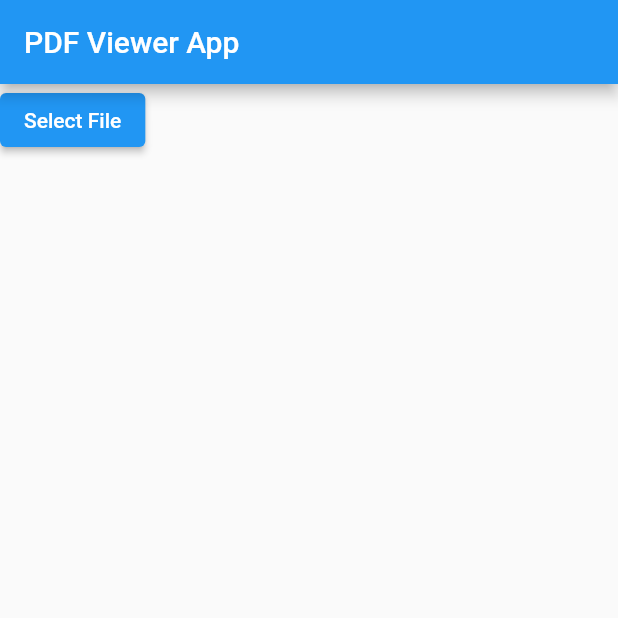
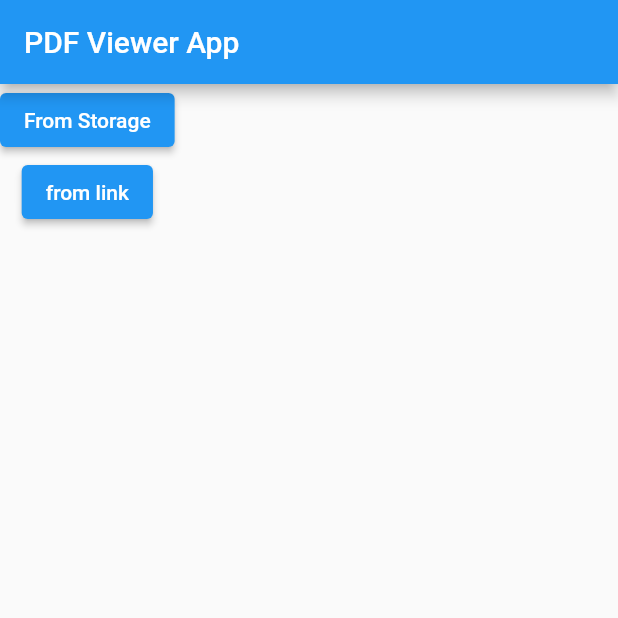
Before and after one commit to KaranDuggal/PDF-Viewer, a Flutter app: the screen it shows after launch, on a phone screen of 412 x 824 dp, the top half of it. Run offline on Flutter 3.47's test engine with Material 2 defaults, Android fonts, the phone set to English and light mode, and no system bars; our stand-ins replace file_picker, flutter_spinkit; missing offline and left inert: syncfusion_flutter_pdfviewer.

Commit message:
max work done

```diff
--- a/lib/src/screens/home_screen.dart
+++ b/lib/src/screens/home_screen.dart
@@ -1,8 +1,7 @@
-import 'dart:io';
+// import 'dart:io';
 import 'package:flutter/material.dart';
-import 'package:pdf_viewer/src/screens/pdf_view_screen.dart';
-import 'package:syncfusion_flutter_pdfviewer/pdfviewer.dart';
-// import 'package:file_picker/file_picker.dart';
+import 'package:file_picker/file_picker.dart';
+import 'pdf_view_screen.dart';
 
 class HomeScreen extends StatefulWidget {
   const HomeScreen({Key? key}) : super(key: key);
@@ -12,10 +11,9 @@ class HomeScreen extends StatefulWidget {
 }
 
 class _HomeScreenState extends State<HomeScreen> {
-  String url = "http://africau.edu/images/default/sample.pdf";
+  String url = "http://africau.edu/images/default/sampe.pdf";
   bool isFileGet = false;
   String pathPDF = '';
-  // final GlobalKey<SfPdfViewerState> _pdfViewerKey = GlobalKey();
   @override
   void initState() {
     super.initState();
@@ -27,25 +25,48 @@ class _HomeScreenState extends State<HomeScreen> {
       appBar: AppBar(
         title: const Text('PDF Viewer App'),
       ),
-      body: Container(
-        child: isFileGet ? Center(
-          child: SfPdfViewer.file(File(pathPDF))
-        ): ElevatedButton(
-          onPressed: () async {
-            Navigator.of(context).push(MaterialPageRoute(builder: (contaxt)=>const PDFViewScreen(text: "todo")));
-            // FilePickerResult ? result = await FilePicker.platform.pickFiles(
-            //   // type: FileType.custom,
-            //   allowedExtensions: ['pdf'],
-            // );
-            // setState(() {
-            //   if (result != null){
-            //     isFileGet = true;
-            //     pathPDF = result.files.single.path!;
-            //   }
-            // });
-          },
-          child: const Text('Select File'))
+      body: Column(
+        children: [
+          ElevatedButton(
+            onPressed: ()async {
+              FilePickerResult ? result = await FilePicker.platform.pickFiles(
+                type: FileType.custom,
+                allowedExtensions: ['pdf'],
+              );
+              if(result != null){
+                pathPDF = result.files.single.path!;
+                Navigator.of(context).push(MaterialPageRoute(builder: (contaxt)=> PDFViewScreen(type: "fromStorage", filepath: pathPDF, url: "no")));
+              }
+            },
+            child: const Text("From Storage")
+          ),
+          ElevatedButton(
+            onPressed: ()async {
+              Navigator.of(context).push(MaterialPageRoute(builder: (contaxt)=> PDFViewScreen(type: "fromLink", filepath: pathPDF, url: "http://africau.edu/images/default/sample.pdf")));
+            },
+            child: const Text("from link")
+          )
+        ],
       )
+      // body: Container(
+      //   child: isFileGet ? Center(
+      //     child: SfPdfViewer.network(url)
+      //   ): ElevatedButton(
+      //     onPressed: () async {
+      //       // Navigator.of(context).push(MaterialPageRoute(builder: (contaxt)=>const PDFViewScreen(text: "todo")));
+      //       // FilePickerResult ? result = await FilePicker.platform.pickFiles(
+      //       //   // type: FileType.custom,
+      //       //   allowedExtensions: ['pdf'],
+      //       // );
+      //       setState(() {
+      //           isFileGet = true;
+      //         // if (result != null){
+      //         //   pathPDF = result.files.single.path!;
+      //         // }
+      //       });
+      //     },
+      //     child: const Text('Select File'))
+      // )
     );
   }
 }
```
Also changed, not shown: lib/src/screens/pdf_view_screen.dart (+11 -5 lines).
